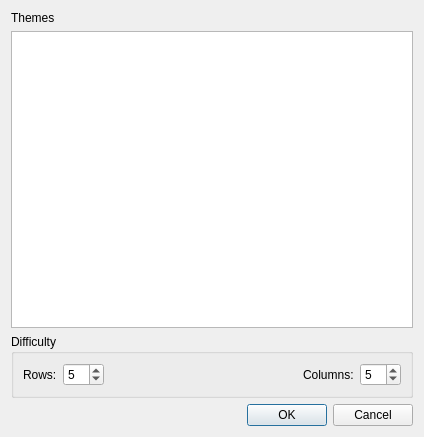
Above: src/newpairsdialog.ui from KDE/pairs before the change. Below: the same form after it.
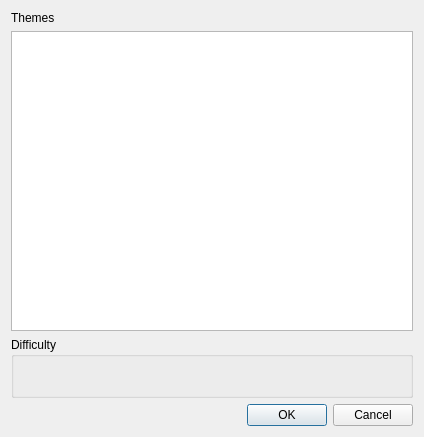
That is the form after the change.

Commit message: row and column are calculated based on the total cards number

Patch:
```diff
--- a/src/newpairsdialog.ui
+++ b/src/newpairsdialog.ui
@@ -30,23 +30,6 @@
       <string>Difficulty</string>
      </property>
      <layout class="QHBoxLayout" name="horizontalLayout">
-      <item>
-       <widget class="QLabel" name="label_3">
-        <property name="text">
-         <string>Rows:</string>
-        </property>
-       </widget>
-      </item>
-      <item>
-       <widget class="QSpinBox" name="rows">
-        <property name="minimum">
-         <number>1</number>
-        </property>
-        <property name="value">
-         <number>5</number>
-        </property>
-       </widget>
-      </item>
       <item>
        <spacer name="horizontalSpacer">
         <property name="orientation">
@@ -60,23 +43,6 @@
         </property>
        </spacer>
       </item>
-      <item>
-       <widget class="QLabel" name="label_2">
-        <property name="text">
-         <string>Columns:</string>
-        </property>
-       </widget>
-      </item>
-      <item>
-       <widget class="QSpinBox" name="columns">
-        <property name="minimum">
-         <number>1</number>
-        </property>
-        <property name="value">
-         <number>5</number>
-        </property>
-       </widget>
-      </item>
      </layout>
     </widget>
    </item>
```
The commit also changes 5 other files.
